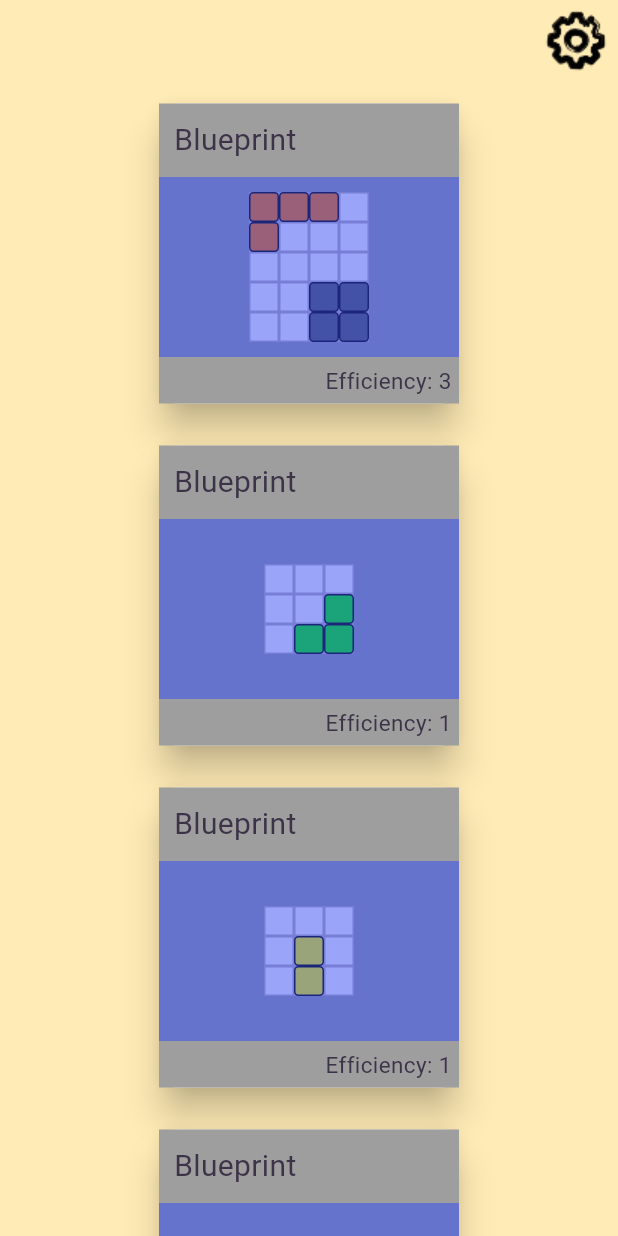
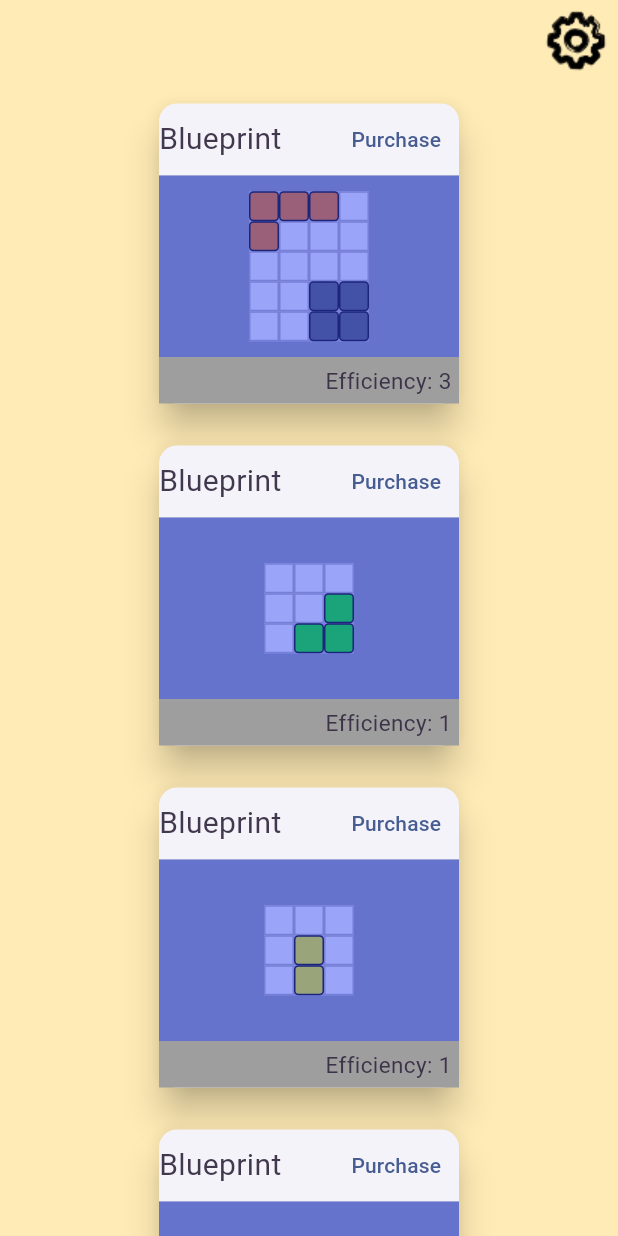
Before and after one commit to agthatch/power_panels, a Flutter app: the PlaySessionScreen screen opened by its route, on a phone screen of 412 x 824 dp. Run offline on Flutter 3.47's test engine with Material 3 defaults, Android fonts, the phone set to English and light mode, and no system bars; our stand-ins replace audioplayers, go_router, shared_preferences; accounts and stored records are empty.

Commit message:
add purchase button to Blueprint and update assembly bay

```diff
--- a/lib/game_internals/card/board_state.dart
+++ b/lib/game_internals/card/board_state.dart
@@ -2,6 +2,7 @@
 // for details. All rights reserved. Use of this source code is governed by a
 // BSD-style license that can be found in the LICENSE file.
 
+import 'package:card/game_internals/blueprint/blueprint.dart';
 import 'package:card/game_internals/blueprint/blueprint_provider.dart';
 import 'package:card/game_internals/panel/panel.dart';
 import 'package:card/play_session/assembly/assembly_bay.dart';
@@ -52,4 +53,15 @@ class BoardState {
       onWin();
     }
   }
+
+  bool canAddPuzzle() {
+    return assemblyBay.hasOpenBay();
+  }
+
+  void purchaseBlueprint(Blueprint blueprint) {
+    easyBlueprints.removeBlueprint(blueprint);
+    hardBlueprints.removeBlueprint(blueprint);
+
+    assemblyBay.addPuzzle(blueprint);
+  }
 }
--- a/lib/play_session/assembly/assembly_bay.dart
+++ b/lib/play_session/assembly/assembly_bay.dart
@@ -1,3 +1,5 @@
+import 'dart:async';
+
 import 'package:card/game_internals/blueprint/blueprint.dart';
 import 'package:card/game_internals/panel/panel.dart';
 import 'package:card/play_session/assembly/empty_station_widget.dart';
@@ -8,20 +10,30 @@ class AssemblyBay {
   final int bayCount;
   final List<Panel> activePuzzles = [Panel(dimX: 5, dimY: 2)];
 
+  final StreamController<void> _playerChanges =
+      StreamController<void>.broadcast();
+
+  Stream<void> get playerChanges => _playerChanges.stream;
+
   AssemblyBay({
     required this.bayCount,
   });
 
   bool addPuzzle(Blueprint blueprint) {
     if (activePuzzles.length < bayCount) {
-      Panel.fromBlueprint(blueprint);
+      activePuzzles.add(Panel.fromBlueprint(blueprint));
+      _playerChanges.add(null);
       return true;
     }
     return false;
   }
 
   void removePuzzle(Panel panel) {
-    activePuzzles.remove(panel);
+    bool puzzleRemoved = activePuzzles.remove(panel);
+
+    if (puzzleRemoved) {
+      _playerChanges.add(null);
+    }
   }
 
   List<PanelWidget> _getPuzzles() {
@@ -44,4 +56,8 @@ class AssemblyBay {
   List<Widget> getWidgets() {
     return [..._getPuzzles(), ..._getEmptyStations()];
   }
+
+  bool hasOpenBay() {
+    return bayCount > activePuzzles.length;
+  }
 }
--- a/lib/play_session/blueprint/blueprint_widget.dart
+++ b/lib/play_session/blueprint/blueprint_widget.dart
@@ -1,7 +1,9 @@
 import 'package:card/game_internals/blueprint/blueprint.dart';
+import 'package:card/game_internals/card/board_state.dart';
 import 'package:card/game_internals/panel/panel.dart';
 import 'package:card/play_session/panel_widget.dart';
 import 'package:flutter/material.dart';
+import 'package:provider/provider.dart';
 
 class BlueprintWidget extends StatefulWidget {
   final Blueprint blueprint;
@@ -15,6 +17,8 @@ class BlueprintWidget extends StatefulWidget {
 class _BlueprintWidgetState extends State<BlueprintWidget> {
   @override
   Widget build(BuildContext context) {
+    final boardState = context.watch<BoardState>();
+
     return Card(
       elevation: 10.0,
       child: SizedBox(
@@ -24,14 +28,7 @@ class _BlueprintWidgetState extends State<BlueprintWidget> {
           crossAxisAlignment: CrossAxisAlignment.stretch,
           children: [
             // Top section with text
-            Container(
-              color: Colors.grey,
-              padding: EdgeInsets.all(10.0),
-              child: Text(
-                'Blueprint',
-                style: TextStyle(fontSize: 20.0),
-              ),
-            ),
+            _createTopSection(boardState),
             // Middle section with blue container
             Expanded(
               child: Stack(
@@ -59,4 +56,26 @@ class _BlueprintWidgetState extends State<BlueprintWidget> {
       ),
     );
   }
+
+  Widget _createTopSection(BoardState boardState) {
+    return Row(children: [
+      Text(
+        'Blueprint',
+        style: TextStyle(fontSize: 20.0),
+      ),
+      Expanded(
+        child: Align(
+          alignment: Alignment.centerRight,
+          child: TextButton(
+            onPressed: boardState.canAddPuzzle()
+                ? () {
+                    boardState.purchaseBlueprint(widget.blueprint);
+                  }
+                : null,
+            child: Text('Purchase'), // Button text
+          ),
+        ),
+      ),
+    ]);
+  }
 }
--- a/lib/play_session/board_widget.dart
+++ b/lib/play_session/board_widget.dart
@@ -5,7 +5,6 @@
 import 'package:card/game_internals/blueprint/blueprint.dart';
 import 'package:card/game_internals/card/board_state.dart';
 import 'package:card/play_session/blueprint/blueprint_widget.dart';
-import 'package:card/play_session/panel_widget.dart';
 import 'package:flutter/material.dart';
 import 'package:provider/provider.dart';
 
@@ -41,12 +40,16 @@ class _BoardWidgetState extends State<BoardWidget> {
         ),
         Padding(
           padding: const EdgeInsets.all(10),
-          child: Wrap(
-            alignment: WrapAlignment.center,
-            spacing: 20,
-            runSpacing: 20,
-            children: [...boardState.assemblyBay.getWidgets()],
-          ),
+          child: StreamBuilder(
+              stream: boardState.assemblyBay.playerChanges,
+              builder: (context, child) {
+                return Wrap(
+                  alignment: WrapAlignment.center,
+                  spacing: 20,
+                  runSpacing: 20,
+                  children: [...boardState.assemblyBay.getWidgets()],
+                );
+              }),
         ),
         PlayerHandWidget(),
       ],
```
